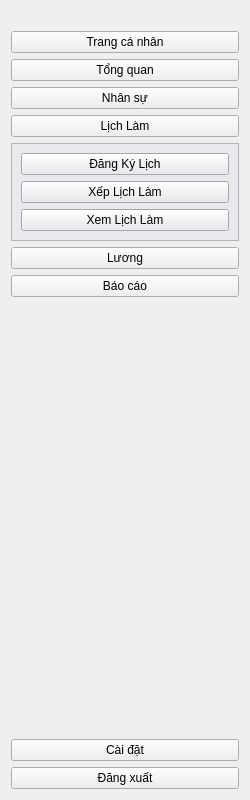
Before: the Qt Designer form src/view/sidebar_widget.ui in vttaan/OOP---Management-Application-Project, drawn with Qt 5.
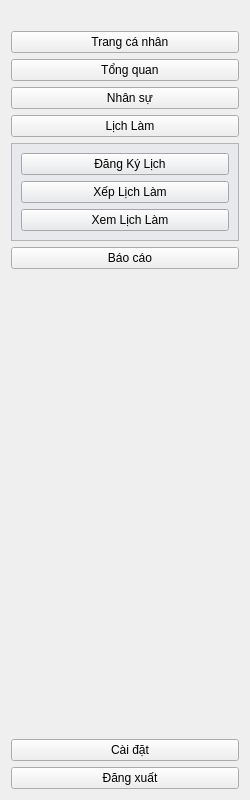
After: the same form once the commit is applied.

Commit message: Sidebar UI refresh: cyan theme and new icons

```diff
--- a/src/view/sidebar_widget.ui
+++ b/src/view/sidebar_widget.ui
@@ -21,28 +21,28 @@
    <item>
     <widget class="QPushButton" name="btnProfile">
      <property name="text">
-      <string>Trang cá nhân</string>
+      <string>   Trang cá nhân</string>
      </property>
     </widget>
    </item>
    <item>
     <widget class="QPushButton" name="btnMenu_Overview">
      <property name="text">
-      <string>Tổng quan</string>
+      <string>   Tổng quan</string>
      </property>
     </widget>
    </item>
    <item>
     <widget class="QPushButton" name="btnMenu_HR">
      <property name="text">
-      <string>Nhân sự</string>
+      <string>   Nhân sự</string>
      </property>
     </widget>
    </item>
    <item>
     <widget class="QPushButton" name="buttonSchedule">
      <property name="text">
-      <string>Lịch Làm</string>
+      <string>   Lịch Làm</string>
      </property>
     </widget>
    </item>
@@ -61,38 +61,31 @@
       <item>
        <widget class="QPushButton" name="buttonRegistrationSchedule">
         <property name="text">
-         <string>Đăng Ký Lịch</string>
+         <string>   Đăng Ký Lịch</string>
         </property>
        </widget>
       </item>
       <item>
        <widget class="QPushButton" name="buttonArrangeSchedule">
         <property name="text">
-         <string>Xếp Lịch Làm</string>
+         <string>   Xếp Lịch Làm</string>
         </property>
        </widget>
       </item>
       <item>
        <widget class="QPushButton" name="buttonViewSchedule">
         <property name="text">
-         <string>Xem Lịch Làm</string>
+         <string>   Xem Lịch Làm</string>
         </property>
        </widget>
       </item>
      </layout>
     </widget>
    </item>
-   <item>
-    <widget class="QPushButton" name="btnMenu_Salary">
-     <property name="text">
-      <string>Lương</string>
-     </property>
-    </widget>
-   </item>
    <item>
     <widget class="QPushButton" name="btnMenu_Report">
      <property name="text">
-      <string>Báo cáo</string>
+      <string>   Báo cáo</string>
      </property>
     </widget>
    </item>
@@ -115,14 +108,14 @@
    <item>
     <widget class="QPushButton" name="btnMenu_Settings">
      <property name="text">
-      <string>Cài đặt</string>
+      <string>   Cài đặt</string>
      </property>
     </widget>
    </item>
    <item>
     <widget class="QPushButton" name="btnLogout">
      <property name="text">
-      <string>Đăng xuất</string>
+      <string>   Đăng xuất</string>
      </property>
     </widget>
    </item>
```
The commit also changes 9 other files.
